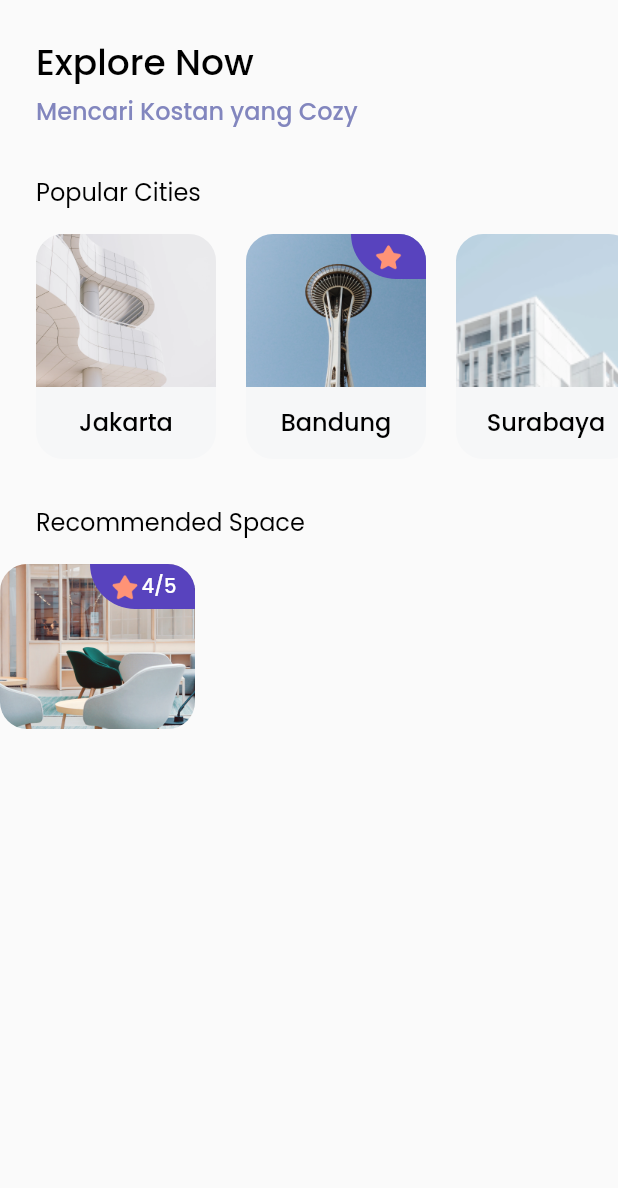
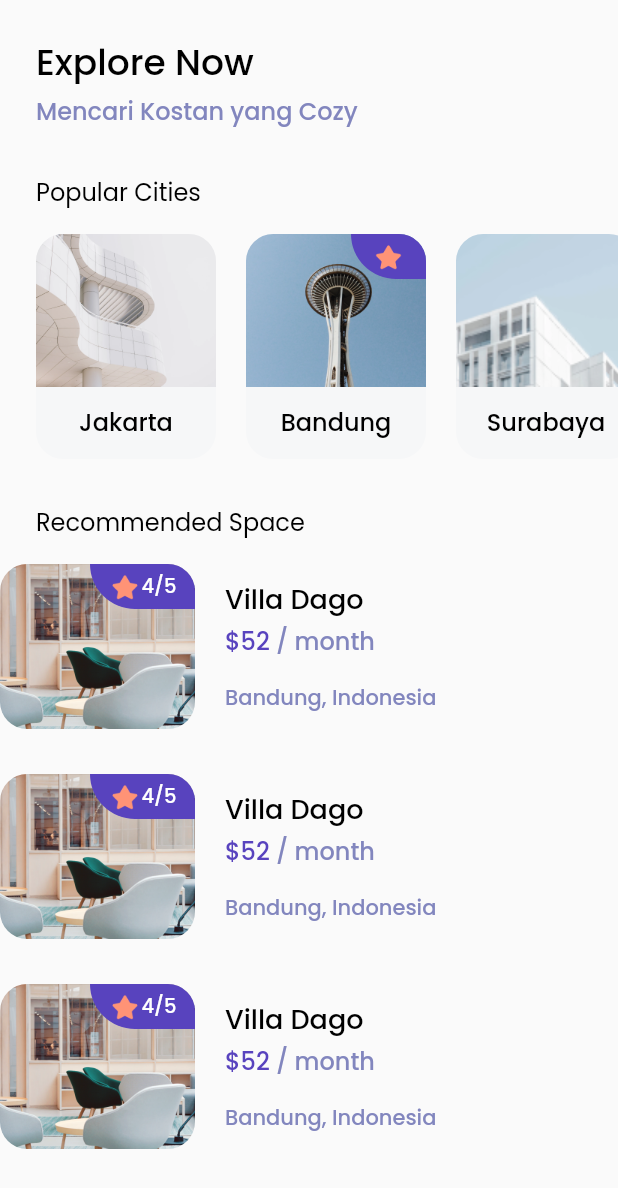
Before and after one commit to Alfahan/papikost, a Flutter app: the HomePage screen opened directly, on a phone screen of 412 x 824 dp. Shown: the top 1188 px of the screen. Run offline on Flutter 3.47's test engine with Material 2 defaults, Android fonts, the light colour scheme and no system bars; our stand-ins replace google_fonts.

Commit message:
List Recommended Space

```diff
--- a/lib/pages/home_page.dart
+++ b/lib/pages/home_page.dart
@@ -9,6 +9,7 @@ class HomePage extends StatelessWidget {
   Widget build(BuildContext context) {
     return Scaffold(
       body: SafeArea(
+        bottom: false,
         child: Padding(
           padding: EdgeInsets.symmetric(
             vertical: edge,
@@ -106,6 +107,17 @@ class HomePage extends StatelessWidget {
               Column(
                 children: [
                   SpaceCard(),
+                  SizedBox(
+                    height: 30,
+                  ),
+                  SpaceCard(),
+                  SizedBox(
+                    height: 30,
+                  ),
+                  SpaceCard(),
+                  SizedBox(
+                    height: 30,
+                  ),
                 ],
               )
             ],
--- a/lib/widgets/space_card.dart
+++ b/lib/widgets/space_card.dart
@@ -37,15 +37,49 @@ class SpaceCard extends StatelessWidget {
                         Text(
                           "4/5",
                           style: whiteTextStyle.copyWith(fontSize: 13),
-                        )
+                        ),
                       ],
                     ),
                   ),
-                )
+                ),
               ],
             ),
           ),
         ),
+        SizedBox(
+          width: 20,
+        ),
+        Column(
+          crossAxisAlignment: CrossAxisAlignment.start,
+          children: [
+            Text(
+              'Villa Dago',
+              style: blackTextStyle.copyWith(fontSize: 18),
+            ),
+            SizedBox(
+              height: 2,
+            ),
+            Text.rich(
+              TextSpan(
+                text: '\$52',
+                style: purpleTextStyle.copyWith(fontSize: 16),
+                children: [
+                  TextSpan(
+                    text: ' / month',
+                    style: greyTextStyle.copyWith(fontSize: 16),
+                  ),
+                ],
+              ),
+            ),
+            SizedBox(
+              height: 16,
+            ),
+            Text(
+              'Bandung, Indonesia',
+              style: greyTextStyle,
+            )
+          ],
+        )
       ],
     );
   }
```
